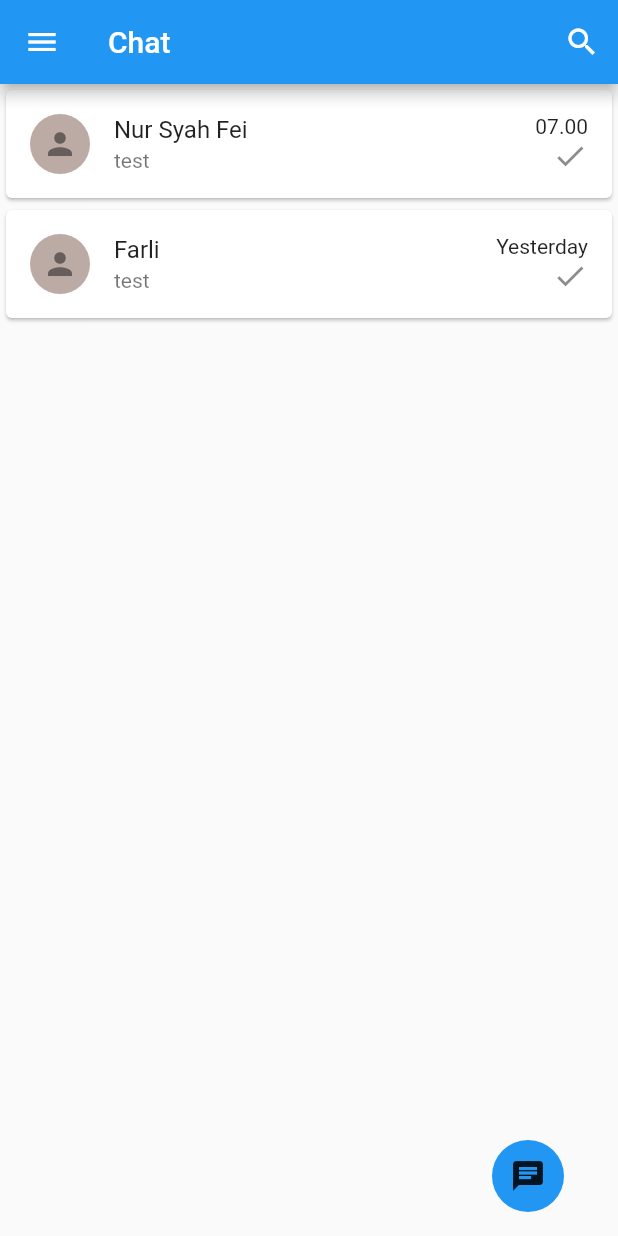
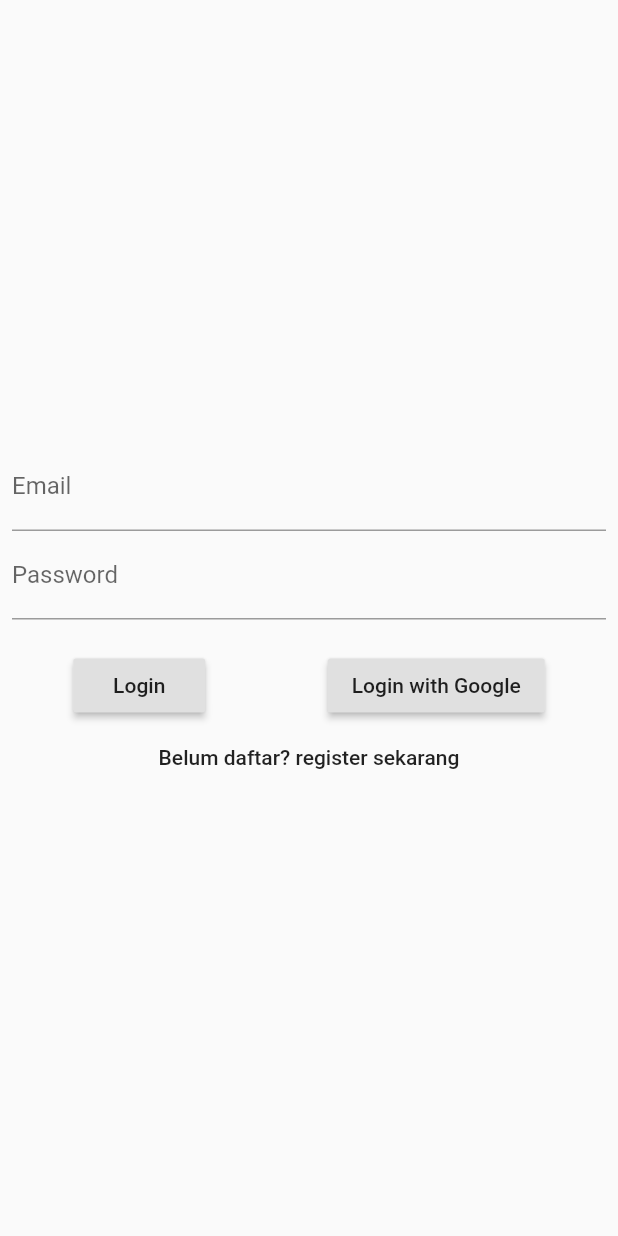
Before and after one commit to shidiqfebrianto/flutter_mini_project, a Flutter app: the screen it shows after launch, on a phone screen of 412 x 824 dp. Run offline on Flutter 3.47's test engine with Material 2 defaults, Android fonts, the phone set to English and light mode, and no system bars; our stand-ins replace firebase_auth, firebase_core, google_sign_in; accounts and stored records are empty.

Commit message:
setup login register logout firbase google

```diff
--- a/lib/main.dart
+++ b/lib/main.dart
@@ -1,5 +1,7 @@
 import 'package:firebase_core/firebase_core.dart';
 import 'package:flutter/material.dart';
+import 'package:flutter_mini_project/pages/login_page.dart';
+import 'package:flutter_mini_project/pages/register_page.dart';
 
 import 'firebase_options.dart';
 import 'model/chat_model.dart';
@@ -7,6 +9,7 @@ import 'pages/chat_page.dart';
 import 'pages/home_page.dart';
 
 void main() async {
+  WidgetsFlutterBinding.ensureInitialized();
   await Firebase.initializeApp(options: DefaultFirebaseOptions.currentPlatform);
   runApp(const MyApp());
 }
@@ -31,9 +34,11 @@ class MyApp extends StatelessWidget {
         // is not restarted.
         primarySwatch: Colors.blue,
       ),
-      initialRoute: '/',
+      initialRoute: '/login',
       routes: {
         '/': (context) => const HomePage(),
+        '/login': (context) => const LoginPage(),
+        '/register': (context) => const RegisterPage(),
         '/chat': (context) => ChatPage(
             chat: ModalRoute.of(context)!.settings.arguments as ChatModel),
       },
--- /dev/null
+++ b/lib/pages/login_page.dart
@@ -0,0 +1,81 @@
+import 'package:firebase_auth/firebase_auth.dart';
+import 'package:flutter/material.dart';
+import 'package:flutter_mini_project/services/auth.dart';
+
+class LoginPage extends StatefulWidget {
+  const LoginPage({Key? key}) : super(key: key);
+
+  @override
+  State<LoginPage> createState() => _LoginPageState();
+}
+
+class _LoginPageState extends State<LoginPage> {
+  final emailController = TextEditingController();
+  final passwordController = TextEditingController();
+  @override
+  Widget build(BuildContext context) {
+    return Scaffold(
+      body: Padding(
+        padding: const EdgeInsets.all(8.0),
+        child: Column(
+          mainAxisAlignment: MainAxisAlignment.center,
+          crossAxisAlignment: CrossAxisAlignment.center,
+          children: [
+            TextField(
+              controller: emailController,
+              decoration: const InputDecoration(
+                label: Text('Email'),
+                hintText: 'Masukan Email',
+              ),
+              keyboardType: TextInputType.emailAddress,
+            ),
+            TextField(
+              controller: passwordController,
+              decoration: const InputDecoration(
+                label: Text('Password'),
+                hintText: 'Masukan Password',
+              ),
+              keyboardType: TextInputType.visiblePassword,
+              obscureText: true,
+            ),
+            const SizedBox(height: 20),
+            Row(
+              mainAxisAlignment: MainAxisAlignment.spaceAround,
+              children: [
+                // ignore: deprecated_member_use
+                RaisedButton(
+                  onPressed: () {
+                    AuthenticationService service =
+                        AuthenticationService(FirebaseAuth.instance);
+                    service.signIn(
+                        email: emailController.text,
+                        password: passwordController.text);
+                    Navigator.pushReplacementNamed(context, '/');
+                  },
+                  child: const Text('Login'),
+                ),
+                // ignore: deprecated_member_use
+                RaisedButton(
+                  onPressed: () {
+                    AuthenticationService service =
+                        AuthenticationService(FirebaseAuth.instance);
+                    service.signInGoogle(
+                        email: emailController.text,
+                        password: passwordController.text);
+                  },
+                  child: const Text('Login with Google'),
+                ),
+              ],
+            ),
+            // ignore: deprecated_member_use
+            FlatButton(
+                onPressed: () {
+                  Navigator.pushNamed(context, '/register');
+                },
+                child: const Text('Belum daftar? register sekarang'))
+          ],
+        ),
+      ),
+    );
+  }
+}
--- a/lib/services/auth.dart
+++ b/lib/services/auth.dart
@@ -1 +1,43 @@
-class AuthenticationService {}
+import 'package:firebase_auth/firebase_auth.dart';
+import 'package:flutter/material.dart';
+import 'package:google_sign_in/google_sign_in.dart';
+
+final GoogleSignIn _googleSignIn = GoogleSignIn(scopes: [
+  'email',
+  'https://www.googleapis.com/auth/contact.readonly',
+]);
+
+class AuthenticationService {
+  final FirebaseAuth _firebaseAuth;
+  AuthenticationService(
+    this._firebaseAuth,
+  );
+
+  Future<bool> signIn({required String email, required String password}) async {
+    // return false;
+    try {
+      await _firebaseAuth.signInWithEmailAndPassword(
+          email: email, password: password);
+      return true;
+    } on FirebaseAuthException catch (e) {
+      debugPrint(e.message ?? 'unknow error');
+      return false;
+    }
+  }
+
+  Future<bool> signInGoogle(
+      {required String email, required String password}) async {
+    // return false;
+    try {
+      await _googleSignIn.signIn();
+      return true;
+    } on FirebaseAuthException catch (e) {
+      debugPrint(e.message ?? 'unknow error');
+      return false;
+    }
+  }
+
+  Future<bool> signUp({required String email, required String password}) async {
+    return false;
+  }
+}
```
Also changed, not shown: lib/pages/home_page.dart (+15 -1 lines), lib/pages/register_page.dart (added, +64 -0 lines), 1 other file.
